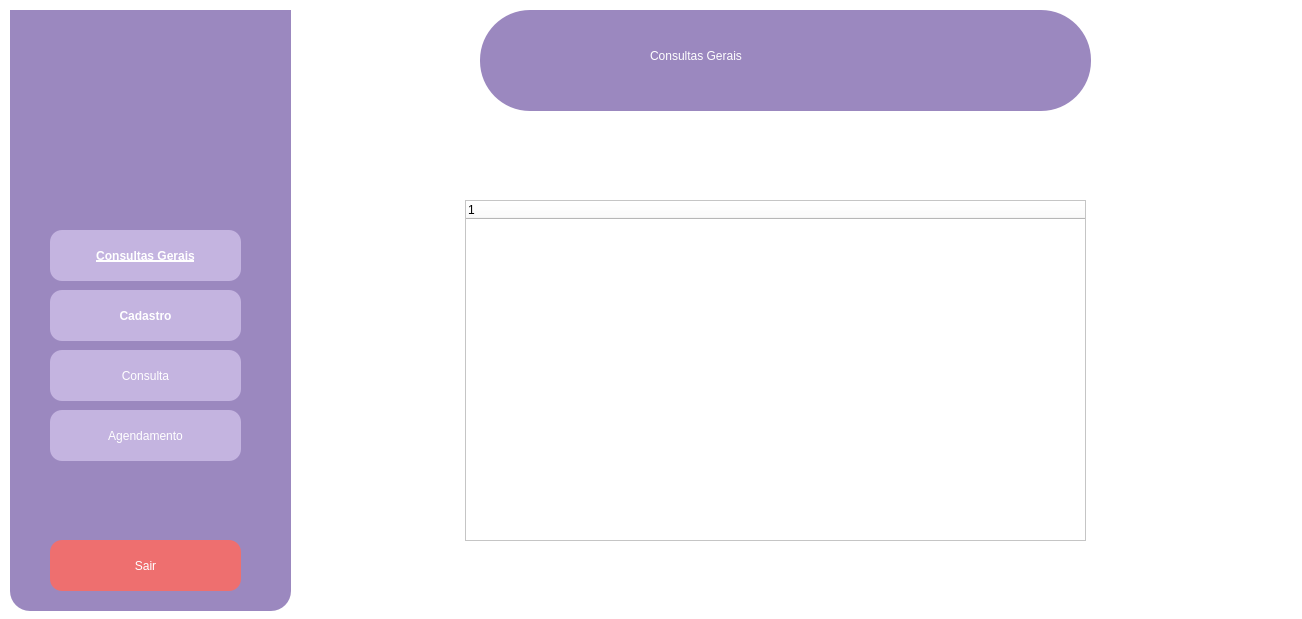
Old version of the form VeterinaryScheduleSystem/menu.ui in the repository brenoafsa/VeterinaryScheduleSystem.
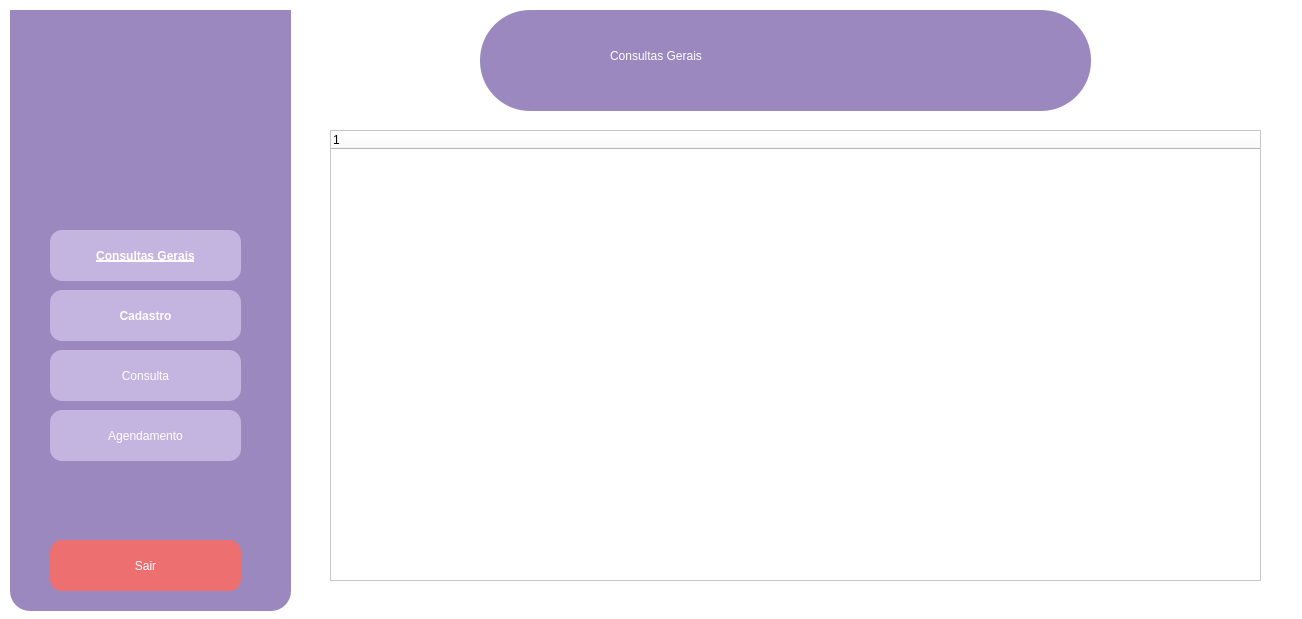
New version of the form. Icons and pictures are not drawn.

```diff
--- a/VeterinaryScheduleSystem/menu.ui
+++ b/VeterinaryScheduleSystem/menu.ui
@@ -41,9 +41,9 @@
     <widget class="QLabel" name="menu_2">
      <property name="geometry">
       <rect>
-       <x>170</x>
+       <x>130</x>
        <y>20</y>
-       <width>281</width>
+       <width>371</width>
        <height>51</height>
       </rect>
      </property>
@@ -212,14 +212,20 @@
     <zorder>pushButton_6</zorder>
    </widget>
    <widget class="QTreeWidget" name="treeWidget">
+    <property name="enabled">
+     <bool>true</bool>
+    </property>
     <property name="geometry">
      <rect>
-      <x>465</x>
-      <y>200</y>
-      <width>621</width>
-      <height>341</height>
+      <x>330</x>
+      <y>130</y>
+      <width>931</width>
+      <height>451</height>
      </rect>
     </property>
+    <attribute name="headerVisible">
+     <bool>true</bool>
+    </attribute>
     <column>
      <property name="text">
       <string notr="true">1</string>
```
